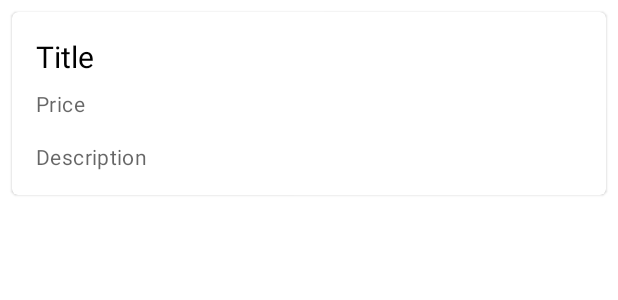
After one commit to ChoYeonJun/GooglePay, an Android app: the layout layout_product_display.xml on its own in the app's theme, with its tools: preview values and no code run, on a phone screen of 412 x 824 dp. The commit adds this screen. Shown: the top 300 px of the screen. Run offline under Robolectric (Android 15) with nearby library versions, the phone set to English and light mode, and no system bars.

Commit message:
Purchase done

```diff
--- a/app/build.gradle
+++ b/app/build.gradle
@@ -9,8 +9,8 @@ android {
         applicationId "com.cho.googlepay"
         minSdkVersion 16
         targetSdkVersion 29
-        versionCode 1
-        versionName "1.0"
+        versionCode 2
+        versionName "2.0"
 
         testInstrumentationRunner "androidx.test.runner.AndroidJUnitRunner"
     }
--- /dev/null
+++ b/app/src/main/res/layout/layout_product_display.xml
@@ -0,0 +1,50 @@
+<?xml version="1.0" encoding="utf-8"?>
+<com.google.android.material.card.MaterialCardView
+    xmlns:android="http://schemas.android.com/apk/res/android"
+    android:layout_width="match_parent"
+    android:layout_height="wrap_content"
+    android:id="@+id/card"
+    android:theme="@style/Theme.MaterialComponents.Light"
+    android:layout_margin="8dp">
+
+    <LinearLayout
+        android:layout_width="match_parent"
+        android:layout_height="wrap_content"
+        android:orientation="vertical">
+    <LinearLayout
+        android:layout_width="match_parent"
+        android:layout_height="wrap_content"
+        android:orientation="vertical"
+        android:padding="16dp">
+        <TextView
+            android:id="@+id/txt_product_name"
+            android:layout_width="wrap_content"
+            android:layout_height="wrap_content"
+            android:textColor="#000"
+            android:text="Title"
+            android:textSize="20sp"/>
+
+        <TextView
+            android:id="@+id/txt_price"
+            android:layout_width="wrap_content"
+            android:layout_height="wrap_content"
+            android:textColor="?android:attr/textColorSecondary"
+            android:textAppearance="?attr/textAppearanceBody2"
+            android:text="@string/secondary_text"
+            android:layout_marginTop="8dp"
+           />
+
+        <TextView
+            android:id="@+id/txt_description"
+            android:layout_width="wrap_content"
+            android:layout_height="wrap_content"
+            android:textColor="?android:attr/textColorSecondary"
+            android:textAppearance="?attr/textAppearanceBody2"
+            android:text="@string/supporting_text"
+            android:layout_marginTop="16dp"
+            />
+
+    </LinearLayout>
+    </LinearLayout>
+
+</com.google.android.material.card.MaterialCardView>
--- a/app/src/main/res/values/strings.xml
+++ b/app/src/main/res/values/strings.xml
@@ -1,3 +1,5 @@
 <resources>
     <string name="app_name">GooglePay</string>
+    <string name="secondary_text">Price</string>
+    <string name="supporting_text">Description</string>
 </resources>
```
Also changed, not shown: app/src/main/java/com/cho/googlepay/Adapter/MyProductAdapter.java (+112 -1 lines), app/src/main/java/com/cho/googlepay/Listener/IRecyclerClickListener.java (added, +7 -0 lines), 1 other file.
